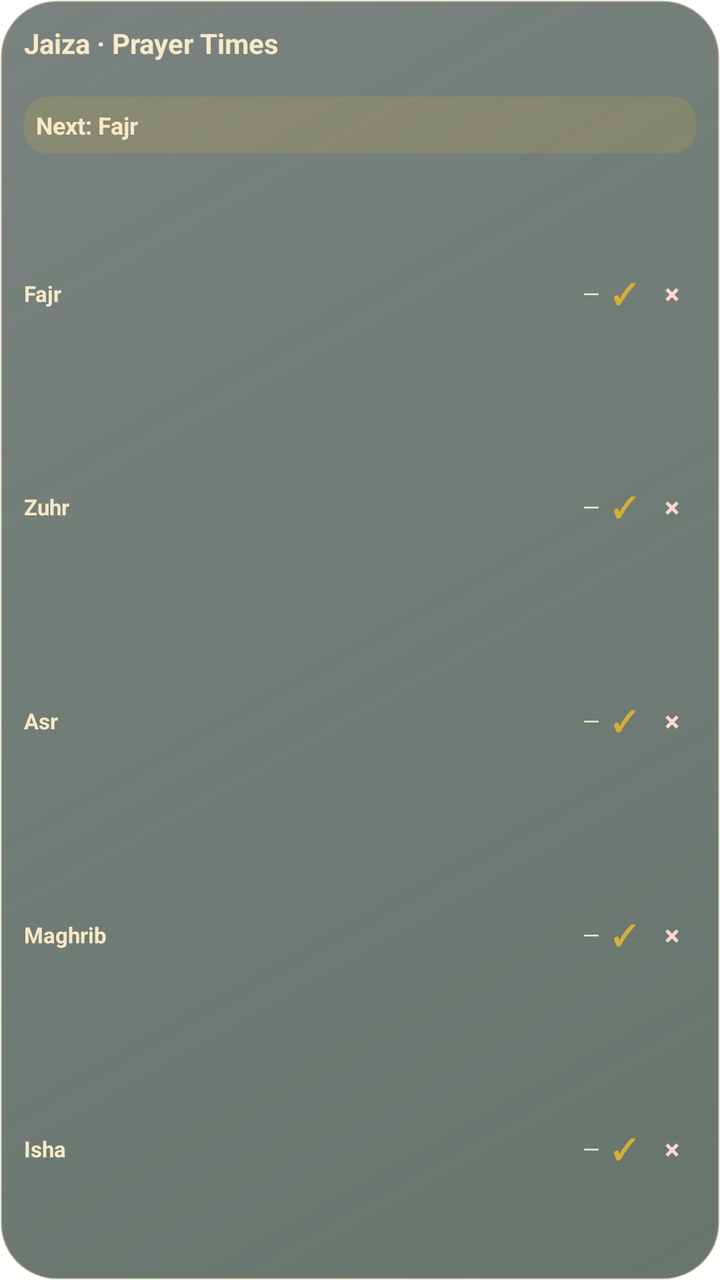
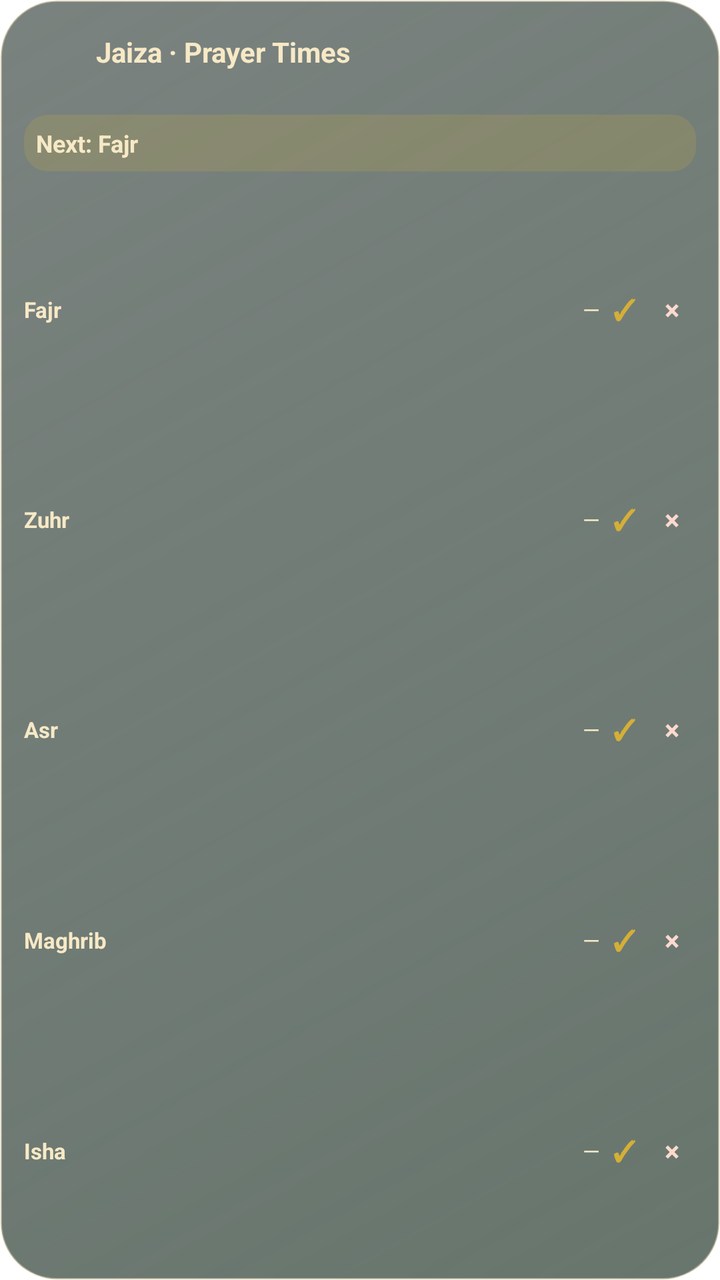

An Android layout rendered at two revisions. The XML below is the earlier revision; the diff shows what the commit changed to produce the second picture.
<!-- AndroidManifest.xml: fallback theme Theme.MaterialComponents.DayNight.NoActionBar -->
<!-- res/layout/jaiza_prayer_times_widget.xml -->
<?xml version="1.0" encoding="utf-8"?>
<LinearLayout xmlns:android="http://schemas.android.com/apk/res/android"
    android:id="@+id/widget_b_root"
    android:layout_width="match_parent"
    android:layout_height="match_parent"
    android:background="@drawable/jaiza_unified_widget_bg"
    android:orientation="vertical"
    android:padding="12dp">

    <TextView
        android:id="@+id/widget_b_title"
        android:layout_width="match_parent"
        android:layout_height="wrap_content"
        android:text="Jaiza · Prayer Times"
        android:textColor="#FFF7E9C6"
        android:textSize="14sp"
        android:textStyle="bold" />

    <TextView
        android:id="@+id/widget_b_subtitle"
        android:layout_width="match_parent"
        android:layout_height="wrap_content"
        android:ellipsize="end"
        android:maxLines="1"
        android:textColor="#CCEFE7D1"
        android:textSize="9sp" />

    <TextView
        android:id="@+id/widget_b_next_line"
        android:layout_width="match_parent"
        android:layout_height="wrap_content"
        android:layout_marginTop="5dp"
        android:background="@drawable/jaiza_unified_highlight_bg"
        android:padding="6dp"
        android:text="Next: Fajr"
        android:textColor="#FFF7E9C6"
        android:textSize="12sp"
        android:textStyle="bold" />

    <TextView
        android:id="@+id/widget_b_countdown"
        android:layout_width="match_parent"
        android:layout_height="wrap_content"
        android:paddingTop="2dp"
        android:textColor="#FFD4AF37"
        android:textSize="11sp"
        android:textStyle="bold" />

    <LinearLayout
        android:id="@+id/row_fajr"
        android:layout_width="match_parent"
        android:layout_height="0dp"
        android:layout_weight="1"
        android:gravity="center_vertical"
        android:orientation="horizontal">

        <TextView
            android:id="@+id/row_fajr_label"
            android:layout_width="0dp"
            android:layout_height="wrap_content"
            android:layout_weight="1"
            android:text="Fajr"
            android:textColor="#FFF7E9C6"
            android:textSize="11sp"
            android:textStyle="bold" />

        <TextView
            android:id="@+id/row_fajr_time"
            android:layout_width="76dp"
            android:layout_height="wrap_content"
            android:gravity="end"
            android:text="—"
            android:textColor="#FFF7E9C6"
            android:textSize="11sp" />

        <TextView
            android:id="@+id/btn_fajr_done"
            android:layout_width="24dp"
            android:layout_height="24dp"
            android:gravity="center"
            android:text="✓"
            android:textColor="#FFD4AF37"
            android:textStyle="bold" />

        <TextView
            android:id="@+id/btn_fajr_miss"
            android:layout_width="24dp"
            android:layout_height="24dp"
            android:gravity="center"
            android:text="×"
            android:textColor="#FFFFD9CF"
            android:textStyle="bold" />
    </LinearLayout>

    <LinearLayout
        android:id="@+id/row_zuhr"
        android:layout_width="match_parent"
        android:layout_height="0dp"
        android:layout_weight="1"
        android:gravity="center_vertical"
        android:orientation="horizontal">

        <TextView
            android:id="@+id/row_zuhr_label"
            android:layout_width="0dp"
            android:layout_height="wrap_content"
            android:layout_weight="1"
            android:text="Zuhr"
            android:textColor="#FFF7E9C6"
            android:textSize="11sp"
            android:textStyle="bold" />

        <TextView
            android:id="@+id/row_zuhr_time"
            android:layout_width="76dp"
            android:layout_height="wrap_content"
            android:gravity="end"
            android:text="—"
            android:textColor="#FFF7E9C6"
            android:textSize="11sp" />

        <TextView
            android:id="@+id/btn_zuhr_done"
            android:layout_width="24dp"
            android:layout_height="24dp"
            android:gravity="center"
            android:text="✓"
            android:textColor="#FFD4AF37"
            android:textStyle="bold" />

        <TextView
            android:id="@+id/btn_zuhr_miss"
            android:layout_width="24dp"
            android:layout_height="24dp"
            android:gravity="center"
            android:text="×"
            android:textColor="#FFFFD9CF"
            android:textStyle="bold" />
    </LinearLayout>

    <LinearLayout
        android:id="@+id/row_asr"
        android:layout_width="match_parent"
        android:layout_height="0dp"
        android:layout_weight="1"
        android:gravity="center_vertical"
        android:orientation="horizontal">

        <TextView
            android:id="@+id/row_asr_label"
            android:layout_width="0dp"
            android:layout_height="wrap_content"
            android:layout_weight="1"
            android:text="Asr"
            android:textColor="#FFF7E9C6"
            android:textSize="11sp"
            android:textStyle="bold" />

        <TextView
            android:id="@+id/row_asr_time"
            android:layout_width="76dp"
            android:layout_height="wrap_content"
            android:gravity="end"
            android:text="—"
            android:textColor="#FFF7E9C6"
            android:textSize="11sp" />

        <TextView
            android:id="@+id/btn_asr_done"
            android:layout_width="24dp"
            android:layout_height="24dp"
            android:gravity="center"
            android:text="✓"
            android:textColor="#FFD4AF37"
            android:textStyle="bold" />

        <TextView
            android:id="@+id/btn_asr_miss"
            android:layout_width="24dp"
            android:layout_height="24dp"
            android:gravity="center"
            android:text="×"
            android:textColor="#FFFFD9CF"
            android:textStyle="bold" />
    </LinearLayout>

    <LinearLayout
        android:id="@+id/row_maghrib"
        android:layout_width="match_parent"
        android:layout_height="0dp"
        android:layout_weight="1"
        android:gravity="center_vertical"
        android:orientation="horizontal">

        <TextView
            android:id="@+id/row_maghrib_label"
            android:layout_width="0dp"
            android:layout_height="wrap_content"
            android:layout_weight="1"
            android:text="Maghrib"
            android:textColor="#FFF7E9C6"
            android:textSize="11sp"
            android:textStyle="bold" />

        <TextView
            android:id="@+id/row_maghrib_time"
            android:layout_width="76dp"
            android:layout_height="wrap_content"
            android:gravity="end"
            android:text="—"
            android:textColor="#FFF7E9C6"
            android:textSize="11sp" />

        <TextView
            android:id="@+id/btn_maghrib_done"
            android:layout_width="24dp"
            android:layout_height="24dp"
            android:gravity="center"
            android:text="✓"
            android:textColor="#FFD4AF37"
            android:textStyle="bold" />

        <TextView
            android:id="@+id/btn_maghrib_miss"
            android:layout_width="24dp"
            android:layout_height="24dp"
            android:gravity="center"
            android:text="×"
            android:textColor="#FFFFD9CF"
            android:textStyle="bold" />
    </LinearLayout>

    <LinearLayout
        android:id="@+id/row_isha"
        android:layout_width="match_parent"
        android:layout_height="0dp"
        android:layout_weight="1"
        android:gravity="center_vertical"
        android:orientation="horizontal">

        <TextView
            android:id="@+id/row_isha_label"
            android:layout_width="0dp"
            android:layout_height="wrap_content"
            android:layout_weight="1"
            android:text="Isha"
            android:textColor="#FFF7E9C6"
            android:textSize="11sp"
            android:textStyle="bold" />

        <TextView
            android:id="@+id/row_isha_time"
            android:layout_width="76dp"
            android:layout_height="wrap_content"
            android:gravity="end"
            android:text="—"
            android:textColor="#FFF7E9C6"
            android:textSize="11sp" />

        <TextView
            android:id="@+id/btn_isha_done"
            android:layout_width="24dp"
            android:layout_height="24dp"
            android:gravity="center"
            android:text="✓"
            android:textColor="#FFD4AF37"
            android:textStyle="bold" />

        <TextView
            android:id="@+id/btn_isha_miss"
            android:layout_width="24dp"
            android:layout_height="24dp"
            android:gravity="center"
            android:text="×"
            android:textColor="#FFFFD9CF"
            android:textStyle="bold" />
    </LinearLayout>
</LinearLayout>
<!-- resources referenced by this layout -->
<resources>
  <!-- drawable jaiza_unified_highlight_bg (drawable) -->
  <?xml version="1.0" encoding="utf-8"?>
  <shape xmlns:android="http://schemas.android.com/apk/res/android"
      android:shape="rectangle">
      <solid android:color="#2ED4AF37" />
      <corners android:radius="12dp" />
  </shape>
  <!-- drawable jaiza_unified_widget_bg (drawable) -->
  <?xml version="1.0" encoding="utf-8"?>
  <shape xmlns:android="http://schemas.android.com/apk/res/android"
      android:shape="rectangle">
      <gradient
          android:angle="135"
          android:endColor="#99212F29"
          android:startColor="#C43A4C41" />
      <corners android:radius="28dp" />
      <stroke
          android:width="1dp"
          android:color="#66F7E9C6" />
  </shape>
</resources>

<!-- the commit's change to res/layout/jaiza_prayer_times_widget.xml (unified diff, before → after) -->
@@ -7,14 +7,30 @@
     android:orientation="vertical"
     android:padding="12dp">
 
-    <TextView
-        android:id="@+id/widget_b_title"
-        android:layout_width="match_parent"
-        android:layout_height="wrap_content"
-        android:text="Jaiza · Prayer Times"
-        android:textColor="#FFF7E9C6"
-        android:textSize="14sp"
-        android:textStyle="bold" />
+    <LinearLayout
+        android:layout_width="match_parent"
+        android:layout_height="wrap_content"
+        android:gravity="center_vertical"
+        android:orientation="horizontal">
+
+        <ImageView
+            android:id="@+id/widget_b_logo"
+            android:layout_width="28dp"
+            android:layout_height="28dp"
+            android:layout_marginEnd="8dp"
+            android:contentDescription="Jaiza"
+            android:src="@mipmap/ic_launcher" />
+
+        <TextView
+            android:id="@+id/widget_b_title"
+            android:layout_width="0dp"
+            android:layout_height="wrap_content"
+            android:layout_weight="1"
+            android:text="Jaiza · Prayer Times"
+            android:textColor="#FFF7E9C6"
+            android:textSize="14sp"
+            android:textStyle="bold" />
+    </LinearLayout>
 
     <TextView
         android:id="@+id/widget_b_subtitle"
<!-- resource entries referenced after the edit -->
@@ -20,5 +20,17 @@
           android:width="1dp"
           android:color="#66F7E9C6" />
   </shape>
+  <!-- mipmap ic_launcher (mipmap-anydpi-v26) -->
+  <?xml version="1.0" encoding="utf-8"?>
+  <adaptive-icon xmlns:android="http://schemas.android.com/apk/res/android">
+    <background android:drawable="@color/ic_launcher_background"/>
+    <foreground>
+        <inset
+            android:drawable="@drawable/ic_launcher_foreground"
+            android:inset="16%" />
+    </foreground>
+  </adaptive-icon>
+  <color name="ic_launcher_background">#FBF3E3</color>
+  <!-- drawable ic_launcher_foreground: png bitmap (drawable-hdpi, 12096 bytes) -->
 </resources>
 
